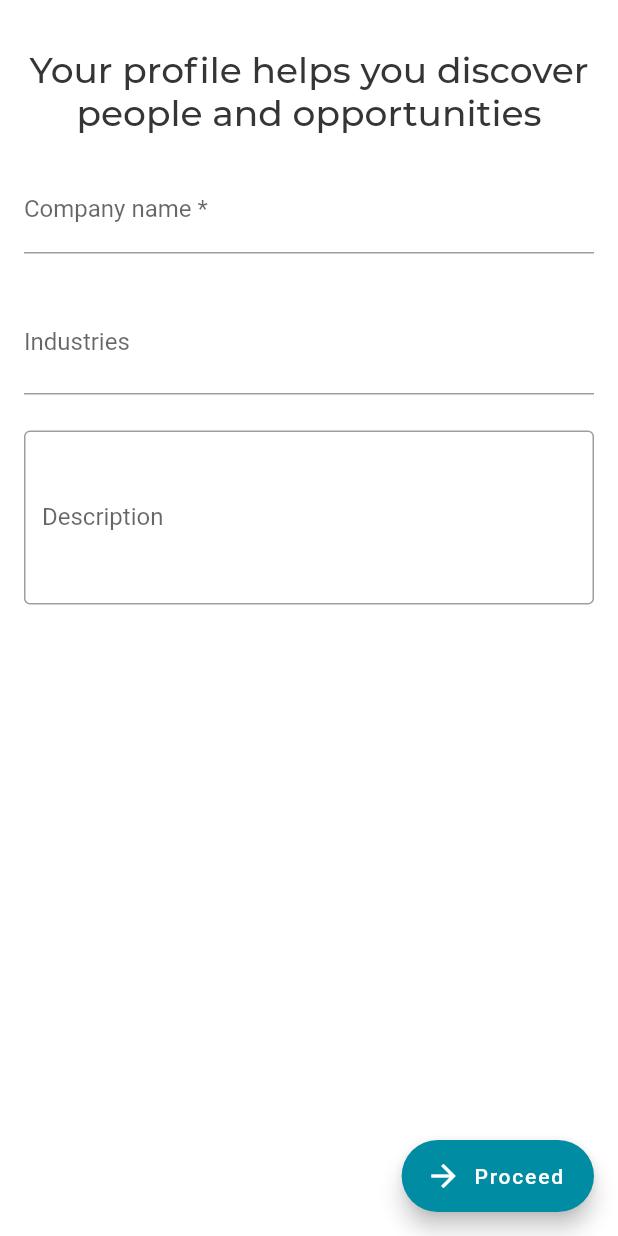
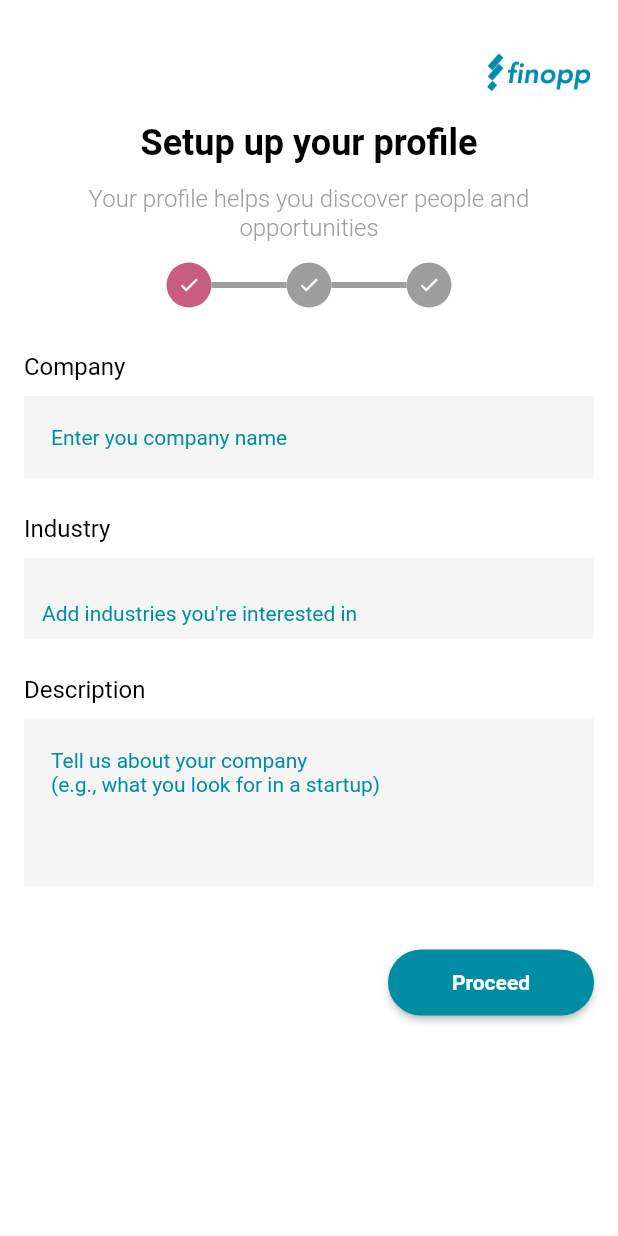
Before and after one commit to david-legend/finopp, a Flutter app: the SetupInvestorScreen screen opened by its route, on a phone screen of 412 x 824 dp. Run offline on Flutter 3.47's test engine with Material 2 defaults, Android fonts, the phone set to English and light mode, and no system bars; drawn by our look-alikes of flutter_chips_input; our stand-ins replace firebase_auth, flutter_spinkit, flutter_svg, font_awesome_flutter, image_picker, modal_progress_hud and 4 more; missing offline and left inert: transformer_page_view; accounts and stored records are empty; project files that could hold a hidden picture were left out.

Commit message:
setup investor screen flow implemented

```diff
--- a/lib/const/string_const.dart
+++ b/lib/const/string_const.dart
@@ -32,7 +32,8 @@ class StringConst {
       "See startups, investors, innovations and ideas in your area.";
   static const String SETUP_PROFILE_PHOTO =
       "Adding a photo helps people recognize you";
-  static const String TAP_TO_ADD_PHOTO = "Upload logo";
+  static const String TAP_TO_ADD_LOGO = "Upload logo";
+  static const String TAP_TO_ADD_PHOTO = "Upload profile photo";
 
   //Toast Messages
   static const String NO_INTERNET_CONNECTION = "Please check your internet connection.";
--- a/lib/screens/registration/setup_investor_screen.dart
+++ b/lib/screens/registration/setup_investor_screen.dart
@@ -1,13 +1,19 @@
 import 'dart:io';
 
 import 'package:finop/const/color_const.dart';
+import 'package:finop/const/images_const.dart';
+import 'package:finop/const/size_const.dart';
 import 'package:finop/const/string_const.dart';
 import 'package:finop/const/styles.dart';
 import 'package:finop/screens/app/navigation_home_screen.dart';
+import 'package:finop/widgets/SetupStepsWidget.dart';
+import 'package:finop/widgets/finopp_primary_button.dart';
 import 'package:flutter/material.dart';
 import 'package:flutter_chips_input/flutter_chips_input.dart';
 import 'package:flutter_spinkit/flutter_spinkit.dart';
+import 'package:font_awesome_flutter/font_awesome_flutter.dart';
 import 'package:image_picker/image_picker.dart';
+import 'package:modal_progress_hud/modal_progress_hud.dart';
 import 'package:shared_preferences/shared_preferences.dart';
 
 class SetupInvestorScreen extends StatefulWidget {
@@ -20,6 +26,14 @@ class SetupInvestorScreen extends StatefulWidget {
 
 class _SetupInvestorScreenState extends State<SetupInvestorScreen>
     with TickerProviderStateMixin {
+  int step = 1;
+  String subtitle = StringConst.SETUP_BASIC_INFO;
+  TextEditingController _companyName = TextEditingController();
+  TextEditingController _founders = TextEditingController();
+  TextEditingController _industry = TextEditingController();
+  TextEditingController _description = TextEditingController();
+  TextEditingController _location = TextEditingController();
+  TextEditingController _postalCode = TextEditingController();
   String industryDropdownValue = 'Technology';
   String locationDropdownValue = 'Ghana';
 
@@ -47,21 +61,52 @@ class _SetupInvestorScreenState extends State<SetupInvestorScreen>
   Widget build(BuildContext context) {
     return Scaffold(
       body: SafeArea(
+        child: ModalProgressHUD(
+          inAsyncCall: _isLoading,
           child: Container(
             margin: EdgeInsets.only(left: 16.0, right: 16.0, top: 32.0),
             child: Column(
-            mainAxisAlignment: MainAxisAlignment.center,
+              mainAxisAlignment: MainAxisAlignment.start,
               children: <Widget>[
-              _isLoading
-                  ? SpinKitWave(
-                      color: kFINOP_PRIMARY,
-                      type: SpinKitWaveType.center,
-                      size: 50.0,
-                      controller: AnimationController(
-                          vsync: this,
-                          duration: const Duration(milliseconds: 1000)),
-                    )
-                  : Container(),
+                Row(
+                  mainAxisAlignment: MainAxisAlignment.end,
+                  children: <Widget>[
+                    Image.asset(
+                      AppImagePath.finoppLogo,
+                      height: 35,
+                    ),
+                  ],
+                ),
+                SizedBox(height: 14.0),
+                Column(
+                  crossAxisAlignment: CrossAxisAlignment.center,
+                  children: <Widget>[
+                    Text(
+                      StringConst.SETUP_TITLE,
+                      textAlign: TextAlign.center,
+                      style: TextStyle(
+                        fontWeight: FontWeight.w700,
+                        fontSize: 24.0,
+                        color: Colors.black,
+                      ),
+                    ),
+                    SizedBox(height: 14.0),
+                    Text(
+                      subtitle,
+                      textAlign: TextAlign.center,
+                      style: TextStyle(
+                        fontWeight: FontWeight.w300,
+                        fontSize: 16.0,
+                        color: Colors.grey,
+                      ),
+                    ),
+                  ],
+                ),
+                SizedBox(height: 14.0),
+                SetupSteps(
+                  activeStep: step,
+                ),
+                SizedBox(height: 30.0),
                 _isOnBasicInfo ? basicInfo() : Container(),
                 _isOnLocationInfo ? locationInfo() : Container(),
                 _isOnSetupProfilePhoto ? setupProfilePhoto() : Container(),
@@ -69,32 +114,65 @@ class _SetupInvestorScreenState extends State<SetupInvestorScreen>
             ),
           ),
         ),
-      floatingActionButton: FloatingActionButton.extended(
-        backgroundColor: kFINOP_PRIMARY,
-        tooltip: 'Proceed',
-        onPressed: () {
-          _proceedToNextStep();
-        },
-        label: const Text('Proceed'),
-        icon: const Icon(Icons.arrow_forward),
       ),
     );
   }
 
+  Widget inputText(String fieldName, String hintText,
+      TextEditingController controller, bool obSecure,
+      {int maxLines}) {
+    return Column(
+      crossAxisAlignment: CrossAxisAlignment.start,
+      children: <Widget>[
+        Text(
+          fieldName,
+          style: textWithBlack,
+        ),
+        SizedBox(height: 10.0),
+        TextField(
+          style: textWithBlack,
+          controller: controller,
+          decoration: InputDecoration(
+              hintText: hintText,
+              filled: true,
+              hintStyle: regularHintStyle,
+              contentPadding: EdgeInsets.all(18.0),
+              labelStyle: TextStyle(
+                fontSize: TEXT_NORMAL_SIZE,
+                color: Colors.black,
+                fontWeight: FontWeight.w400,
+                letterSpacing: 1,
+                height: 0,
+              ),
+              border: InputBorder.none),
+          maxLines: maxLines,
+          obscureText: obSecure,
+        )
+      ],
+    );
+  }
+
   Widget chipsInput() {
-    return ChipsInput(
-//              initialValue: [''],
+    return Column(
+      crossAxisAlignment: CrossAxisAlignment.stretch,
+      children: <Widget>[
+        Text(
+          'Industry',
+          textAlign: TextAlign.start,
+          style: textWithBlack,
+        ),
+        SizedBox(height: 10.0),
+        ChipsInput(
           keyboardAppearance: Brightness.dark,
           textCapitalization: TextCapitalization.words,
           enabled: true,
-      maxChips: 10,
-      textStyle: TextStyle(height: 1.5, fontFamily: "Roboto", fontSize: 16),
+          maxChips: 6,
+          textStyle: textWithBlack,
           decoration: InputDecoration(
-        // prefixIcon: Icon(Icons.search),
-        hintText: 'Add industries that interests you',
-        labelText: "Industries",
-        // enabled: false,
-        // errorText: field.errorText,
+            filled: true,
+            hintText: "Add industries you're interested in",
+            hintStyle: regularHintStyle,
+            border: InputBorder.none,
           ),
           findSuggestions: (String query) {
             if (query.length != 0) {
@@ -119,11 +197,12 @@ class _SetupInvestorScreenState extends State<SetupInvestorScreen>
           suggestionBuilder: (context, state, profile) {
             return ListTile(
               key: ObjectKey(profile),
-//          leading: Icon(Icons.security),
               title: Text(profile),
               onTap: () => state.selectSuggestion(profile),
             );
           },
+        ),
+      ],
     );
   }
 
@@ -132,40 +211,25 @@ class _SetupInvestorScreenState extends State<SetupInvestorScreen>
       flex: 1,
       child: ListView(
         children: <Widget>[
-          Container(
-            child: Column(
-              crossAxisAlignment: CrossAxisAlignment.stretch,
-              children: <Widget>[
-                Text(
-                  StringConst.SETUP_BASIC_INFO,
-                  textAlign: TextAlign.center,
-                  style: setupHeadingStyle,
-                ),
-                SizedBox(height: 20.0),
-                TextFormField(
-                  decoration: const InputDecoration(
-                    border: UnderlineInputBorder(),
-                    filled: false,
-                    hintText: 'Name of your company?',
-                    labelText: 'Company name *',
-                  ),
-                  keyboardType: TextInputType.text,
-                ),
+          inputText("Company", 'Enter you company name', _companyName, false),
           SizedBox(height: 24.0),
           chipsInput(),
           SizedBox(height: 24.0),
-                TextFormField(
-                  decoration: const InputDecoration(
-                    border: OutlineInputBorder(),
-                    hintText:
-                    'Tell us about your company (e.g., what type of businesses'
-                        ' are you looking to invest in.)',
-                    labelText: 'Description',
-                  ),
+          inputText(
+            "Description",
+            'Tell us about your company \n(e.g., what you look for in a startup)',
+            _description,
+            false,
             maxLines: 4,
           ),
-//            skipButton(),
-              ],
+          SizedBox(
+            height: 40.0,
+          ),
+          Align(
+            alignment: Alignment.bottomRight,
+            child: FinoppPrimaryButton(
+              width: MediaQuery.of(context).size.width / 3,
+              action: _proceedToNextStep,
             ),
           ),
         ],
@@ -178,19 +242,8 @@ class _SetupInvestorScreenState extends State<SetupInvestorScreen>
       child: Container(
         child: Column(
           crossAxisAlignment: CrossAxisAlignment.stretch,
+          mainAxisAlignment: MainAxisAlignment.start,
           children: <Widget>[
-            Text(
-              StringConst.SETUP_LOCATION,
-              textAlign: TextAlign.center,
-              style: setupHeadingStyle,
-            ),
-            SizedBox(height: 12.0),
-            Text(
-              StringConst.SETUP_LOCATION_SUB,
-              textAlign: TextAlign.center,
-              style: setupSubtitleStyle,
-            ),
-            SizedBox(height: 24.0),
             DropdownButton<String>(
               value: locationDropdownValue,
               isExpanded: true,
@@ -223,16 +276,26 @@ class _SetupInvestorScreenState extends State<SetupInvestorScreen>
               }).toList(),
             ),
             SizedBox(height: 24.0),
-            TextFormField(
-              decoration: const InputDecoration(
-                border: UnderlineInputBorder(),
-                filled: false,
-                hintText: 'Postal Code (Optional)',
-                labelText: 'Postal Code (Optional)',
+            inputText("Postal Code", '00233', _postalCode, false),
+            Expanded(
+              child: Container(
+                margin: EdgeInsets.only(bottom: 12.0),
+                child: Row(
+                  children: <Widget>[
+                    skipButton(),
+                    Expanded(
+                      child: Align(
+                        alignment: Alignment.bottomRight,
+                        child: FinoppPrimaryButton(
+                          width: MediaQuery.of(context).size.width /3,
+                          action: _proceedToNextStep,
                         ),
-              keyboardType: TextInputType.text,
                       ),
-            skipButton(),
+                    ),
+                  ],
+                ),
+              ),
+            ),
           ],
         ),
       ),
@@ -245,26 +308,40 @@ class _SetupInvestorScreenState extends State<SetupInvestorScreen>
         height: MediaQuery.of(context).size.height,
         child: Column(
           children: <Widget>[
-            Text(
-              StringConst.SETUP_PROFILE_PHOTO,
-              textAlign: TextAlign.center,
-              style: setupHeadingStyle,
-            ),
-            SizedBox(height: 24.0),
             GestureDetector(
               onTap: () {
                 showBottomModalSheet();
               },
               child: Container(
-                padding: EdgeInsets.symmetric(horizontal: 8.0),
+                margin: EdgeInsets.symmetric(horizontal: 32.0),
                 width: MediaQuery.of(context).size.width,
-                height: 400.0,
-                decoration:
-                    BoxDecoration(border: Border.all(color: Colors.grey)),
+                height: 350.0,
+                decoration: BoxDecoration(
+                  color: Colors.grey[100],
+                  border: Border.all(color: Colors.grey),
+                ),
                 child: _isImageSet ? _previewImage() : tapToChooseImage(),
               ),
             ),
+            Expanded(
+              child: Container(
+                margin: EdgeInsets.only(bottom: 12.0),
+                child: Row(
+                  children: <Widget>[
                     skipButton(),
+                    Expanded(
+                      child: Align(
+                        alignment: Alignment.bottomRight,
+                        child: FinoppPrimaryButton(
+                          width: MediaQuery.of(context).size.width /3,
+                          action: _proceedToNextStep,
+                        ),
+                      ),
+                    ),
+                  ],
+                ),
+              ),
+            ),
           ],
         ),
       ),
@@ -276,13 +353,17 @@ class _SetupInvestorScreenState extends State<SetupInvestorScreen>
       mainAxisAlignment: MainAxisAlignment.center,
       children: <Widget>[
         Icon(
-          Icons.camera_enhance,
+          FontAwesomeIcons.cameraRetro,
           size: 80,
         ),
         SizedBox(height: 10.0),
         Text(
           StringConst.TAP_TO_ADD_PHOTO,
-          style: TextStyle(fontSize: 16.0, fontWeight: FontWeight.w500),
+          style: TextStyle(
+            color: Colors.grey[600],
+            fontSize: 16.0,
+            fontWeight: FontWeight.w500,
+          ),
         ),
       ],
     );
@@ -290,15 +371,13 @@ class _SetupInvestorScreenState extends State<SetupInvestorScreen>
 
   Widget skipButton() {
     return Expanded(
-      flex: 1,
       child: Align(
         alignment: Alignment.bottomLeft,
+        child: Container(
           child: FlatButton(
             onPressed: () {
               _skipStep();
             },
-          child: Container(
-            margin: EdgeInsets.only(bottom: 12.0),
             child: Text(
               'Skip',
               style: TextStyle(
@@ -326,25 +405,45 @@ class _SetupInvestorScreenState extends State<SetupInvestorScreen>
             child: Padding(
               padding: const EdgeInsets.all(32.0),
               child: Row(
-                mainAxisAlignment: MainAxisAlignment.start,
+                mainAxisAlignment: MainAxisAlignment.center,
                 children: <Widget>[
                   GestureDetector(
-                    onTap: () => _onImageButtonPressed(ImageSource.camera),
-                    child: Icon(
-                      Icons.camera_alt,
+                    onTap: () => _onImageButtonPressed(ImageSource.gallery),
+                    child: Padding(
+                      padding: const EdgeInsets.all(8.0),
+                      child: Column(
+                        mainAxisSize: MainAxisSize.min,
+                        children: <Widget>[
+                          Icon(
+                            FontAwesomeIcons.images,
                             size: 40.0,
                             color: kFINOP_DARK_SHADE,
+                          ),
+                          SizedBox(height: 10),
+                          Text('Album')
+                        ],
+                      ),
                     ),
                   ),
                   SizedBox(width: 20),
                   GestureDetector(
-                    onTap: () => _onImageButtonPressed(ImageSource.gallery),
-                    child: Icon(
-                      Icons.photo_library,
+                    onTap: () => _onImageButtonPressed(ImageSource.camera),
+                    child: Padding(
+                      padding: const EdgeInsets.all(8.0),
+                      child: Column(
+                        mainAxisSize: MainAxisSize.min,
+                        children: <Widget>[
+                          Icon(
+                            FontAwesomeIcons.camera,
                             size: 40.0,
                             color: kFINOP_DARK_SHADE,
                           ),
-                  )
+                          SizedBox(height: 10),
+                          Text('Camera')
+                        ],
+                      ),
+                    ),
+                  ),
                 ],
               ),
             ),
@@ -403,10 +502,13 @@ class _SetupInvestorScreenState extends State<SetupInvestorScreen>
   void _initializeStep() async {
     String currentStep = await _getCurrentStep();
     if (currentStep == StringConst.BASIC_INFO_STEP_VALUE) {
+      _increaseProgressStep(1, StringConst.SETUP_BASIC_INFO);
       _showCurrentScreen(basicInfo: true);
     } else if (currentStep == StringConst.LOCATION_STEP_VALUE) {
+      _increaseProgressStep(3, StringConst.SETUP_LOCATION_SUB);
       _showCurrentScreen(locationInfo: true);
     } else if (currentStep == StringConst.PROFILE_PHOTO_STEP_VALUE) {
+      _increaseProgressStep(5, StringConst.SETUP_PROFILE_PHOTO);
       _showCurrentScreen(logoInfo: true);
     }
   }
@@ -419,9 +521,6 @@ class _SetupInvestorScreenState extends State<SetupInvestorScreen>
   void _turnOnProgressIndicator() {
     setState(() {
       _isLoading = true;
-      _isOnBasicInfo = false;
-      _isOnLocationInfo = false;
-      _isOnSetupProfilePhoto = false;
     });
   }
 
@@ -440,10 +539,12 @@ class _SetupInvestorScreenState extends State<SetupInvestorScreen>
       if (currentStep == StringConst.BASIC_INFO_STEP_VALUE) {
         _addCurrentStep(StringConst.LOCATION_STEP_VALUE);
         _turnOffProgressIndicator();
+        _increaseProgressStep(3, StringConst.SETUP_LOCATION_SUB);
         _showCurrentScreen(locationInfo: true);
       } else if (currentStep == StringConst.LOCATION_STEP_VALUE) {
         _addCurrentStep(StringConst.PROFILE_PHOTO_STEP_VALUE);
         _turnOffProgressIndicator();
+        _increaseProgressStep(5, StringConst.SETUP_PROFILE_PHOTO);
         _showCurrentScreen(logoInfo: true);
       } else if (currentStep == StringConst.PROFILE_PHOTO_STEP_VALUE) {
         _addCurrentStep(StringConst.SETUP_COMPLETE_VALUE);
@@ -476,4 +577,11 @@ class _SetupInvestorScreenState extends State<SetupInvestorScreen>
       Navigator.pushNamed(context, NavigationHomeScreen.ROUTE_NAME);
     }
   }
+
+  void _increaseProgressStep(int nextStep, String subtitle) {
+    setState(() {
+      this.step = nextStep;
+      this.subtitle = subtitle;
+    });
   }
+}
--- a/lib/screens/registration/setup_startup_screen.dart
+++ b/lib/screens/registration/setup_startup_screen.dart
@@ -64,8 +64,6 @@ class _SetupStartUpScreenState extends State<SetupStartUpScreen>
           child: Container(
             margin: EdgeInsets.only(left: 16.0, right: 16.0, top: 32.0),
             child: Column(
-//            shrinkWrap: true,
-//            scrollDirection: Axis.vertical,
               mainAxisAlignment: MainAxisAlignment.start,
               children: <Widget>[
                 Row(
@@ -245,7 +243,7 @@ class _SetupStartUpScreenState extends State<SetupStartUpScreen>
           SizedBox(height: 14.0),
           inputText(
             "Description",
-            'Tell us about your startup (e.g., what your startup does.)',
+            'Tell us about your startup \n(e.g., what your startup does.)',
             _description,
             false,
             maxLines: 4,
@@ -339,7 +337,6 @@ class _SetupStartUpScreenState extends State<SetupStartUpScreen>
             GestureDetector(
               onTap: () {
                 _onImageButtonPressed(ImageSource.gallery);
-                print("add logo");
               },
               child: Container(
                 margin: EdgeInsets.symmetric(horizontal: 32.0),
@@ -382,13 +379,12 @@ class _SetupStartUpScreenState extends State<SetupStartUpScreen>
       mainAxisAlignment: MainAxisAlignment.center,
       children: <Widget>[
         Icon(
-//          Icons.camera_alt,
           FontAwesomeIcons.cameraRetro,
           size: 80,
         ),
         SizedBox(height: 10.0),
         Text(
-          StringConst.TAP_TO_ADD_PHOTO,
+          StringConst.TAP_TO_ADD_LOGO,
           style: TextStyle(
             color: Colors.grey[600],
             fontSize: 16.0,
@@ -472,10 +468,13 @@ class _SetupStartUpScreenState extends State<SetupStartUpScreen>
   void _initializeStep() async {
     String currentStep = await _getCurrentStep();
     if (currentStep == StringConst.BASIC_INFO_STEP_VALUE) {
+      _increaseProgressStep(1, StringConst.SETUP_BASIC_INFO);
       _showCurrentScreen(basicInfo: true);
     } else if (currentStep == StringConst.LOCATION_STEP_VALUE) {
+      _increaseProgressStep(3, StringConst.SETUP_LOCATION_SUB);
       _showCurrentScreen(locationInfo: true);
     } else if (currentStep == StringConst.PROFILE_PHOTO_STEP_VALUE) {
+      _increaseProgressStep(5, StringConst.SETUP_PROFILE_PHOTO);
       _showCurrentScreen(logoInfo: true);
     }
   }
@@ -488,9 +487,6 @@ class _SetupStartUpScreenState extends State<SetupStartUpScreen>
   void _turnOnProgressIndicator() {
     setState(() {
       _isLoading = true;
-//      _isOnBasicInfo = false;
-//      _isOnLocationInfo = false;
-//      _isOnSetupLogo = false;
     });
   }
 
--- a/lib/screens/root_page.dart
+++ b/lib/screens/root_page.dart
@@ -9,12 +9,9 @@ import 'package:finop/services/authentication.dart';
 import 'package:flutter/material.dart';
 import 'package:shared_preferences/shared_preferences.dart';
 
-import 'app/view_startup_profile.dart';
 
-
-//TODO:: make sign up take you to the appropriate setup process
-//TODO:: make sign up setup simulation seamless
 //TODO:: replicate the same for investor startup
+//TODO:: work on logo
 //TODO:: fix onboarding slide issue -- make sure you can't slide again when you're on last index
 
 enum AuthStatus {
```
Lines whose indentation alone changed are shown as unchanged.
